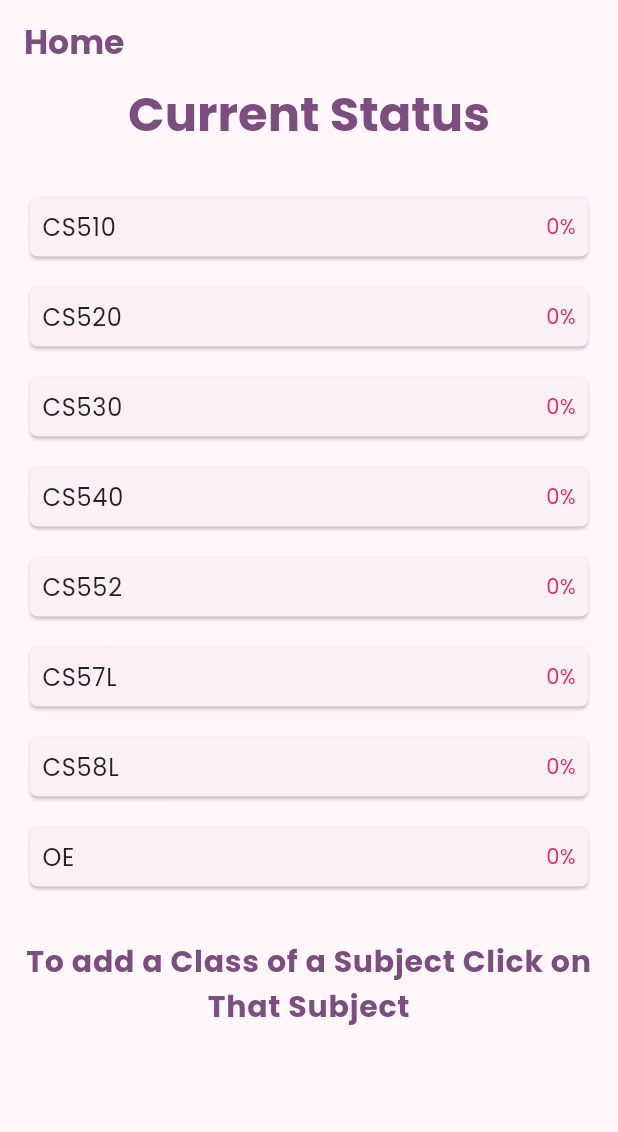
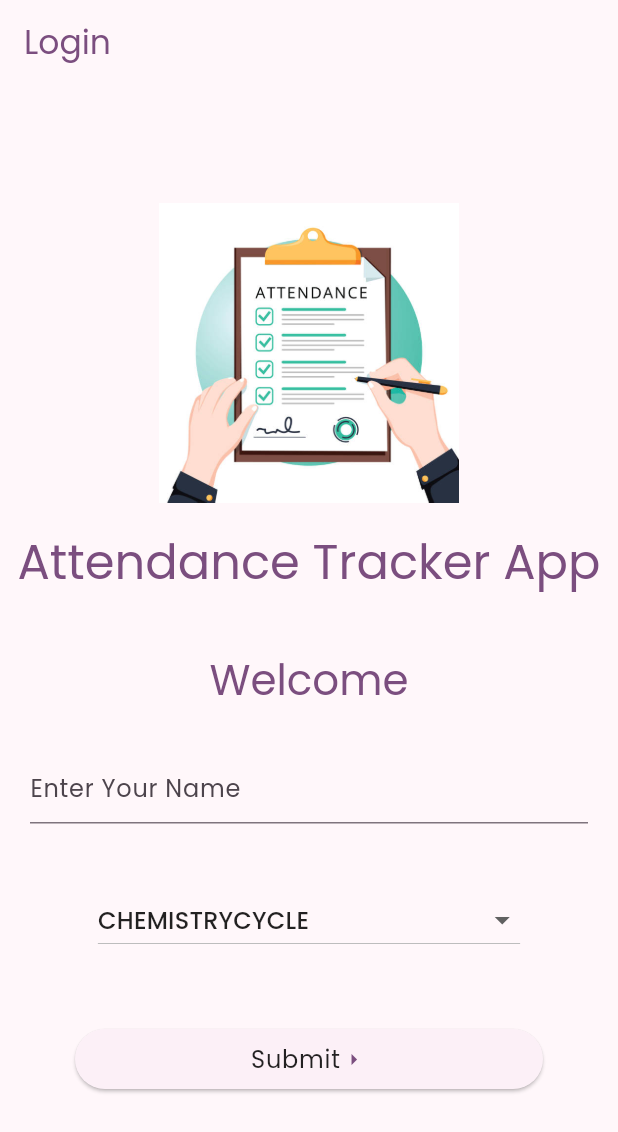
Before and after one commit to VinodrajVK/Attendance-Tracker-App, a Flutter app: the screen it shows after launch, on a phone screen of 412 x 824 dp. Shown: the top 1132 px of the screen. Run offline on Flutter 3.47's test engine with Material 2 defaults, Android fonts, the phone set to English and light mode, and no system bars; our stand-ins replace google_fonts, hive, hive_flutter; accounts and stored records are empty.

Commit message:
Updated New Features

```diff
--- a/lib/data/boxes.dart
+++ b/lib/data/boxes.dart
@@ -3,4 +3,5 @@ import 'package:hive/hive.dart';
 
 class Boxes {
   static Box<Subject> getSubjects() => Hive.box<Subject>('subBox');
+  static Box<User> getUser() => Hive.box<User>('userBox');
 }
--- a/lib/data/initializer.dart
+++ b/lib/data/initializer.dart
@@ -1,30 +1,24 @@
 import 'package:attendance_tracker/data/boxes.dart';
 import 'package:attendance_tracker/data/sub_data.dart';
-
-enum Subjects {
-  cs510,
-  cs520,
-  cs530,
-  cs540,
-  cs552,
-  cs57l,
-  cs58l,
-  oe,
-}
+import 'package:attendance_tracker/data/data.dart';
 
 class Initialize {
   final subBox = Boxes.getSubjects();
-
+  final box = Boxes.getUser();
   void initialData() {
-    for (var item in Subjects.values) {
+    if (box.isNotEmpty) {
+      User? user = box.values.first;
+      Semesters sem = user.semester;
+      for (var item in semesterData[sem]!) {
         Subject sub = Subject();
         sub.absentDates = [];
         sub.attendedClasses = 0;
         sub.percent = 0;
         sub.presentDates = [];
-      sub.title = item.name.toUpperCase();
+        sub.title = item;
         sub.totalClasses = 0;
         subBox.add(sub);
       }
     }
   }
+}
--- a/lib/data/sub_data.dart
+++ b/lib/data/sub_data.dart
@@ -21,3 +21,32 @@ class Subject extends HiveObject {
   @HiveField(5)
   int percent = 0;
 }
+
+@HiveType(typeId: 2)
+enum Semesters {
+  @HiveField(0)
+  physicscycle,
+  @HiveField(1)
+  chemistrycycle,
+  @HiveField(2)
+  third,
+  @HiveField(3)
+  fourth,
+  @HiveField(4)
+  fifth,
+  @HiveField(5)
+  sixth,
+  @HiveField(6)
+  seventh,
+  @HiveField(7)
+  eighth,
+}
+
+@HiveType(typeId: 1)
+class User extends HiveObject {
+  @HiveField(0)
+  late String name;
+
+  @HiveField(1)
+  late Semesters semester;
+}
--- a/lib/main.dart
+++ b/lib/main.dart
@@ -1,4 +1,6 @@
+import 'package:attendance_tracker/data/boxes.dart';
 import 'package:attendance_tracker/data/sub_data.dart';
+import 'package:attendance_tracker/screens/entry_screen.dart';
 import 'package:attendance_tracker/screens/home_screen.dart';
 import 'package:flutter/material.dart';
 import 'package:google_fonts/google_fonts.dart';
@@ -11,19 +13,26 @@ void main() async {
   await Hive.initFlutter();
 // Register Hive Adapter
   Hive.registerAdapter(SubjectAdapter());
+  Hive.registerAdapter(UserAdapter());
+  Hive.registerAdapter(SemestersAdapter());
 // open box
   await Hive.openBox<Subject>('subBox');
+  await Hive.openBox<User>('userBox');
   runApp(const MyApp());
 }
 
 class MyApp extends StatelessWidget {
   const MyApp({super.key});
+  Widget _setScreen() {
+    final box = Boxes.getUser();
+    return (box.isEmpty) ? (const EntryScreen()) : (const HomeScreen());
+  }
 
   // This widget is the root of your application.
   @override
   Widget build(BuildContext context) {
     return MaterialApp(
-      title: 'Flutter Demo',
+      title: 'Attendance Tracker',
       themeMode: ThemeMode.system,
       darkTheme: ThemeData.dark(
         useMaterial3: true,
@@ -33,7 +42,7 @@ class MyApp extends StatelessWidget {
         colorScheme: ColorScheme.fromSeed(seedColor: Colors.purpleAccent),
         useMaterial3: true,
       ),
-      home: const HomeScreen(),
+      home: _setScreen(),
     );
   }
 }
--- /dev/null
+++ b/lib/screens/entry_screen.dart
@@ -0,0 +1,140 @@
+import 'package:attendance_tracker/data/boxes.dart';
+import 'package:attendance_tracker/data/sub_data.dart';
+import 'package:attendance_tracker/screens/home_screen.dart';
+import 'package:flutter/material.dart';
+
+class EntryScreen extends StatefulWidget {
+  const EntryScreen({super.key});
+  @override
+  State<StatefulWidget> createState() {
+    return _EntryScreenState();
+  }
+}
+
+class _EntryScreenState extends State<EntryScreen> {
+  final _nameController = TextEditingController();
+  Semesters semSelected = Semesters.chemistrycycle;
+  final box = Boxes.getUser();
+
+  void _setData() {
+    final enteredName = _nameController.text.trim();
+    setState(() {
+      if (enteredName.isNotEmpty) {
+        User user = User();
+        user.name = _nameController.text;
+        user.semester = semSelected;
+        box.add(user);
+      }
+      if (box.isNotEmpty) {
+        Navigator.of(context).pushReplacement(
+          MaterialPageRoute(
+            builder: (ctx) => const HomeScreen(),
+          ),
+        );
+      }
+    });
+  }
+
+  @override
+  Widget build(BuildContext context) {
+    return Scaffold(
+      resizeToAvoidBottomInset: false,
+      appBar: AppBar(
+        title: Text(
+          'Login',
+          style: Theme.of(context)
+              .textTheme
+              .titleLarge!
+              .copyWith(color: Theme.of(context).primaryColor),
+        ),
+      ),
+      body: Column(
+        mainAxisSize: MainAxisSize.max,
+        mainAxisAlignment: MainAxisAlignment.center,
+        children: [
+          Image.asset(
+            'assets/images/attendance.jpg',
+            height: 200,
+          ),
+          const SizedBox(
+            height: 20,
+          ),
+          Text(
+            "Attendance Tracker App",
+            style: Theme.of(context)
+                .textTheme
+                .headlineLarge!
+                .copyWith(color: Theme.of(context).primaryColor),
+          ),
+          const SizedBox(height: 40),
+          Text(
+            'Welcome',
+            style: Theme.of(context)
+                .textTheme
+                .headlineMedium!
+                .copyWith(color: Theme.of(context).primaryColor),
+          ),
+          const SizedBox(
+            height: 20,
+          ),
+          Container(
+            margin: const EdgeInsets.symmetric(vertical: 10, horizontal: 20),
+            child: TextFormField(
+              decoration: const InputDecoration(hintText: "Enter Your Name"),
+              initialValue: null,
+              controller: _nameController,
+              validator: (name) {
+                return (name!.isEmpty) ? 'Name not Entered' : null;
+              },
+            ),
+          ),
+          const SizedBox(
+            height: 30,
+          ),
+          DropdownButton<Semesters>(
+              dropdownColor: Colors.cyan,
+              iconDisabledColor: Colors.green,
+              hint: Text(
+                'Select Semester',
+                style: Theme.of(context).textTheme.headlineLarge!,
+              ),
+              value: semSelected,
+              items: Semesters.values
+                  .map(
+                    (e) => DropdownMenuItem(
+                      value: e,
+                      child: Text(e.name.toUpperCase()),
+                    ),
+                  )
+                  .toList(),
+              onChanged: (value) {
+                setState(() {
+                  semSelected = value!;
+                });
+              }),
+          const SizedBox(
+            height: 30,
+          ),
+          Container(
+            margin: const EdgeInsets.symmetric(vertical: 15, horizontal: 50),
+            alignment: Alignment.center,
+            child: ElevatedButton(
+              onPressed: _setData,
+              child: Row(
+                crossAxisAlignment: CrossAxisAlignment.center,
+                mainAxisAlignment: MainAxisAlignment.center,
+                children: [
+                  Text(
+                    'Submit',
+                    style: Theme.of(context).textTheme.bodyLarge!,
+                  ),
+                  const Icon(Icons.arrow_right),
+                ],
+              ),
+            ),
+          ),
+        ],
+      ),
+    );
+  }
+}
--- a/lib/screens/home_screen.dart
+++ b/lib/screens/home_screen.dart
@@ -50,12 +50,50 @@ class _HomeScreenState extends State<HomeScreen> {
               fontWeight: FontWeight.bold),
         ),
       ),
-      body: ValueListenableBuilder(
-          valueListenable: Boxes.getSubjects().listenable(),
-          builder: (context, box, _) {
-            final subjects = box.values.toList().cast<Subject>();
-            return buildContent(subjects);
-          }),
+      body: Column(
+        children: [
+          ValueListenableBuilder(
+              valueListenable: Boxes.getUser().listenable(),
+              builder: (context, box, _) {
+                final name = box.values.first.name;
+                final sem = box.values.first.semester;
+                return buildUserContent(name, sem);
+              }),
+          const SizedBox(
+            height: 20,
+          ),
+          ValueListenableBuilder(
+              valueListenable: Boxes.getSubjects().listenable(),
+              builder: (context, box, _) {
+                final subjects = box.values.toList().cast<Subject>();
+                return buildContent(subjects);
+              }),
+        ],
+      ),
+    );
+  }
+
+  Widget buildUserContent(String name, Semesters semester) {
+    return Column(
+      children: [
+        Text(
+          'NAME : ${name.toUpperCase()}',
+          textAlign: TextAlign.center,
+          style: Theme.of(context).textTheme.headlineSmall!.copyWith(
+              color: Theme.of(context).colorScheme.primary,
+              fontWeight: FontWeight.bold),
+        ),
+        const SizedBox(
+          height: 10,
+        ),
+        Text(
+          'SEMESTER : ${semester.name.toUpperCase()}',
+          textAlign: TextAlign.center,
+          style: Theme.of(context).textTheme.bodyLarge!.copyWith(
+              color: Theme.of(context).colorScheme.primary,
+              fontWeight: FontWeight.bold),
+        ),
+      ],
     );
   }
 
@@ -66,12 +104,12 @@ class _HomeScreenState extends State<HomeScreen> {
           Text(
             'Current Status',
             textAlign: TextAlign.center,
-            style: Theme.of(context).textTheme.headlineLarge!.copyWith(
+            style: Theme.of(context).textTheme.headlineSmall!.copyWith(
                 color: Theme.of(context).colorScheme.primary,
                 fontWeight: FontWeight.bold),
           ),
           const SizedBox(
-            height: 25,
+            height: 15,
           ),
           ...subjects.map((sub) => SubSummary(
                 sub: sub,
--- a/pubspec.yaml
+++ b/pubspec.yaml
@@ -62,6 +62,8 @@ flutter:
   # included with your application, so that you can use the icons in
   # the material Icons class.
   uses-material-design: true
+  assets:
+    - assets/images/attendance.jpg
 
   # To add assets to your application, add an assets section, like this:
   # assets:
```
Also changed, not shown: lib/data/data.dart (added, +93 -0 lines), assets/images/attendance.jpg (added), lib/data/sub_data.g.dart. Lines whose indentation alone changed are shown as unchanged.
